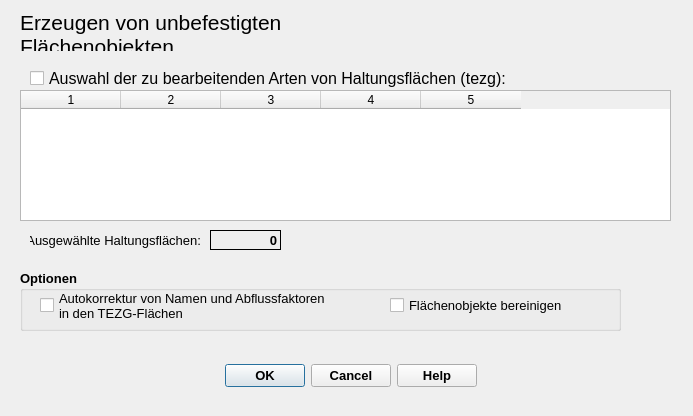
Above: qkan/createunbeffl/application_dialog_base.ui from hoettges/QKan before the change. Below: the same form after it.
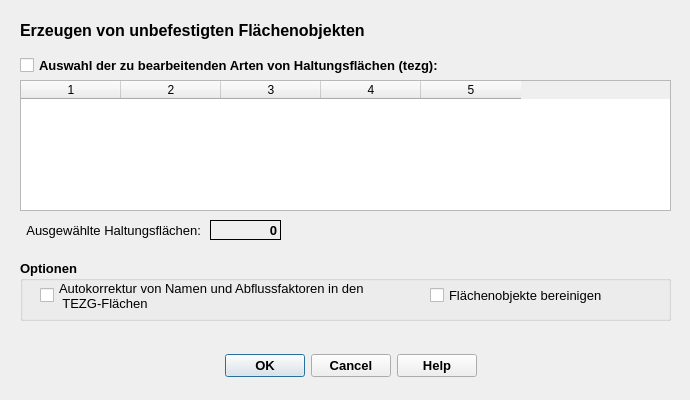
That is the form after the change.

```diff
--- a/qkan/createunbeffl/application_dialog_base.ui
+++ b/qkan/createunbeffl/application_dialog_base.ui
@@ -6,10 +6,16 @@
    <rect>
     <x>0</x>
     <y>0</y>
-    <width>693</width>
-    <height>416</height>
+    <width>690</width>
+    <height>400</height>
    </rect>
   </property>
+  <property name="minimumSize">
+   <size>
+    <width>690</width>
+    <height>400</height>
+   </size>
+  </property>
   <property name="windowTitle">
    <string>QKan Erzeugen von unbefestigten Flächen</string>
   </property>
@@ -17,13 +23,14 @@
    <property name="geometry">
     <rect>
      <x>210</x>
-     <y>360</y>
+     <y>350</y>
      <width>281</width>
      <height>32</height>
     </rect>
    </property>
    <property name="font">
     <font>
+     <family>Tahoma</family>
      <pointsize>10</pointsize>
      <weight>75</weight>
      <bold>true</bold>
@@ -46,7 +53,7 @@
    <property name="geometry">
     <rect>
      <x>20</x>
-     <y>90</y>
+     <y>80</y>
      <width>651</width>
      <height>131</height>
     </rect>
@@ -80,7 +87,10 @@
    </property>
    <property name="font">
     <font>
-     <pointsize>16</pointsize>
+     <family>Tahoma</family>
+     <pointsize>12</pointsize>
+     <weight>75</weight>
+     <bold>true</bold>
     </font>
    </property>
    <property name="text">
@@ -97,13 +107,14 @@
    <property name="geometry">
     <rect>
      <x>20</x>
-     <y>270</y>
-     <width>601</width>
+     <y>260</y>
+     <width>651</width>
      <height>61</height>
     </rect>
    </property>
    <property name="font">
     <font>
+     <family>Tahoma</family>
      <pointsize>10</pointsize>
      <weight>75</weight>
      <bold>true</bold>
@@ -117,13 +128,14 @@
      <rect>
       <x>20</x>
       <y>20</y>
-      <width>301</width>
+      <width>381</width>
       <height>31</height>
      </rect>
     </property>
     <property name="font">
      <font>
       <family>Tahoma</family>
+      <pointsize>10</pointsize>
       <weight>50</weight>
       <bold>false</bold>
      </font>
@@ -135,14 +147,14 @@
      <string>Automatische Korrektur von Datenfehlern in der Tabelle &quot;tezg&quot;</string>
     </property>
     <property name="text">
-     <string>Autokorrektur von Namen und Abflussfaktoren
-in den TEZG-Flächen</string>
+     <string>Autokorrektur von Namen und Abflussfaktoren in den
+ TEZG-Flächen</string>
     </property>
    </widget>
    <widget class="QCheckBox" name="cb_geomMakeValid">
     <property name="geometry">
      <rect>
-      <x>370</x>
+      <x>410</x>
       <y>20</y>
       <width>191</width>
       <height>30</height>
@@ -151,6 +163,7 @@
     <property name="font">
      <font>
       <family>Tahoma</family>
+      <pointsize>10</pointsize>
       <weight>50</weight>
       <bold>false</bold>
      </font>
@@ -172,17 +185,18 @@
   <widget class="QCheckBox" name="cb_selActive">
    <property name="geometry">
     <rect>
-     <x>30</x>
-     <y>70</y>
+     <x>20</x>
+     <y>50</y>
      <width>481</width>
-     <height>17</height>
+     <height>31</height>
     </rect>
    </property>
    <property name="font">
     <font>
-     <pointsize>12</pointsize>
-     <weight>50</weight>
-     <bold>false</bold>
+     <family>Tahoma</family>
+     <pointsize>10</pointsize>
+     <weight>75</weight>
+     <bold>true</bold>
     </font>
    </property>
    <property name="layoutDirection">
@@ -196,7 +210,7 @@
    <property name="geometry">
     <rect>
      <x>210</x>
-     <y>230</y>
+     <y>220</y>
      <width>71</width>
      <height>20</height>
     </rect>
@@ -227,14 +241,15 @@
   <widget class="QLabel" name="label_10">
    <property name="geometry">
     <rect>
-     <x>30</x>
-     <y>230</y>
-     <width>171</width>
+     <x>20</x>
+     <y>220</y>
+     <width>181</width>
      <height>20</height>
     </rect>
    </property>
    <property name="font">
     <font>
+     <family>Tahoma</family>
      <pointsize>10</pointsize>
      <weight>50</weight>
      <bold>false</bold>
```
